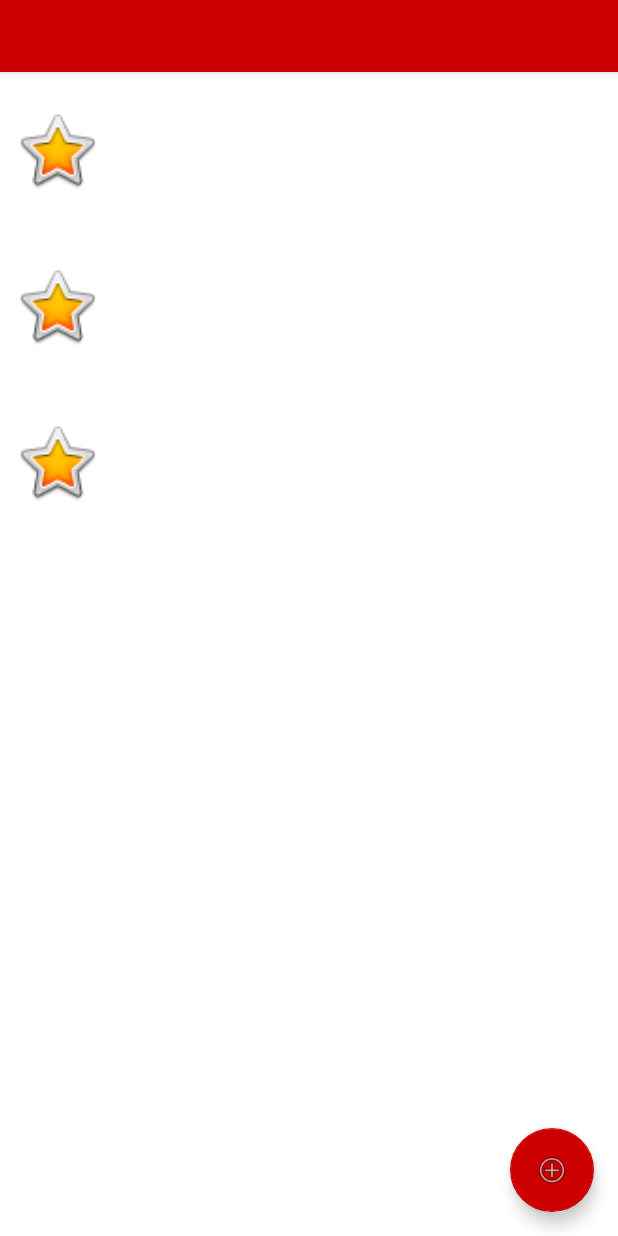
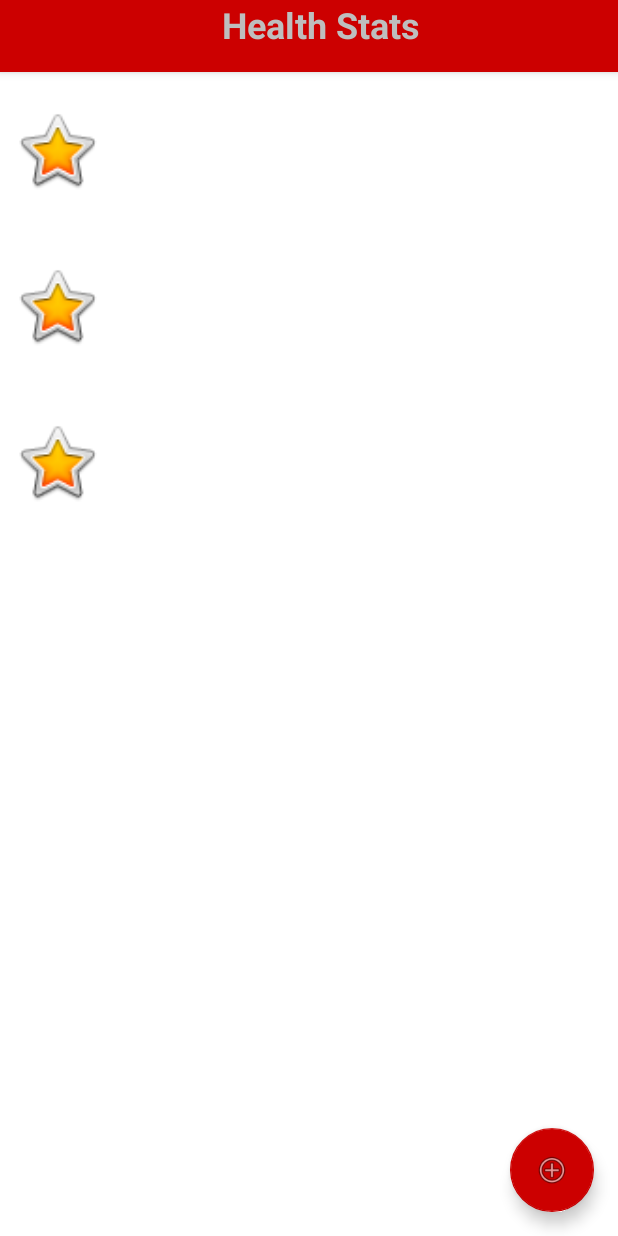
Before and after one commit to DeweertD/CMPUT301_1, an Android app: the layout activity_main.xml on its own in the app's theme, with its tools: preview values and no code run, on a phone screen of 412 x 824 dp. Run offline under Robolectric (Android 15) with nearby library versions, the phone set to English and light mode, and no system bars.

Commit message:
HouseKeeping (changing strings)

```diff
--- a/app/src/main/res/layout/activity_main.xml
+++ b/app/src/main/res/layout/activity_main.xml
@@ -22,9 +22,10 @@
             android:background="@android:color/holo_red_dark">
 
             <TextView
-                android:id="@+id/textView3"
+                android:id="@+id/MainActivityTitleBar"
                 android:layout_width="match_parent"
                 android:layout_height="match_parent"
+                android:text="@string/health_stats"
                 android:textAlignment="center"
                 android:textSize="24sp"
                 android:textStyle="bold" />
--- a/app/src/main/res/values/strings.xml
+++ b/app/src/main/res/values/strings.xml
@@ -9,4 +9,5 @@
     <string name="hint_add_comment">Comment</string>
     <string name="edit_health_stats_button">Edit Health Data</string>
     <string name="edit_stats_date_taken_static_string">Measurements Taken On</string>
+    <string name="health_stats">Health Stats</string>
 </resources>
```
